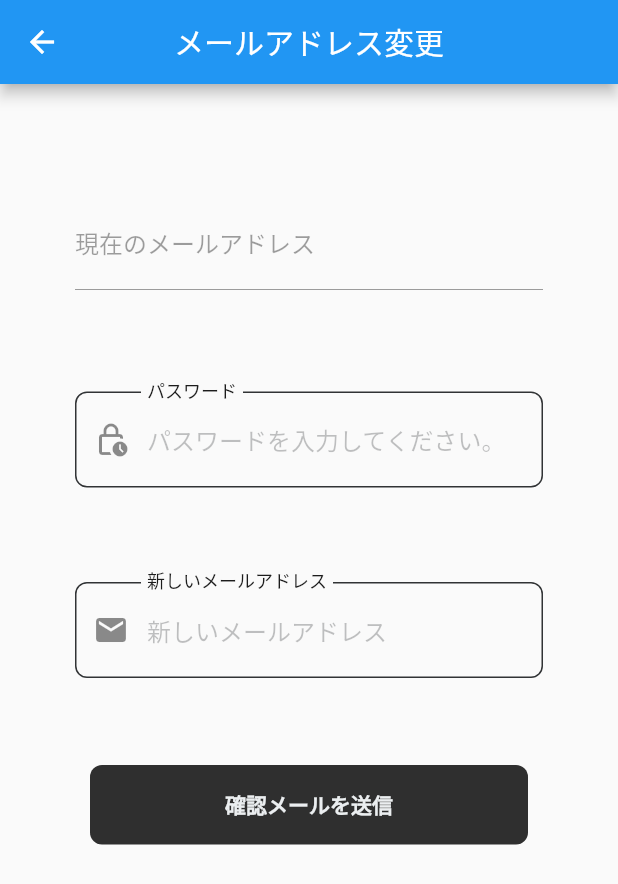
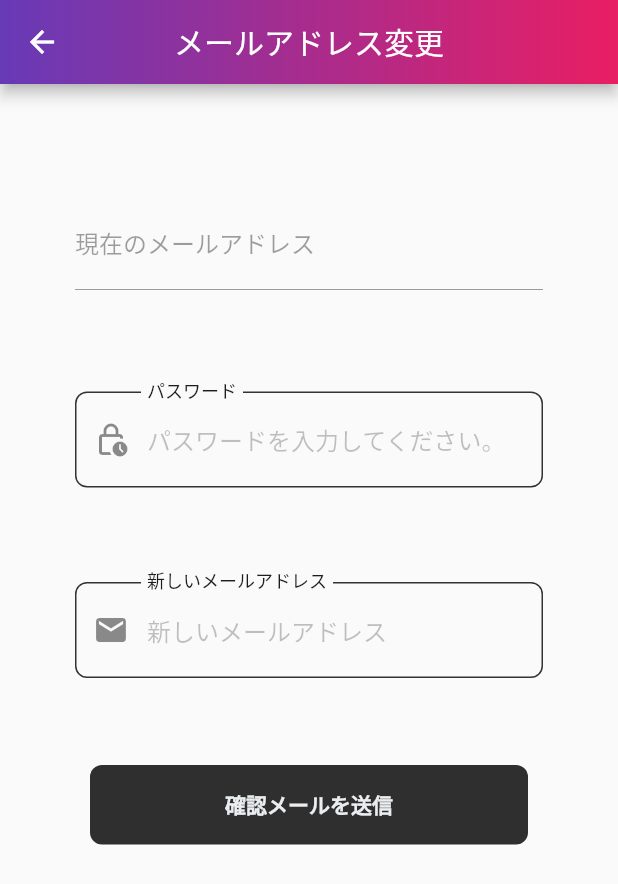
Before and after one commit to HayatoTomonari/infinity, a Flutter app: the ChangeEmail screen opened directly, on a phone screen of 412 x 824 dp. Shown: the top 884 px of the screen. Run offline on Flutter 3.47's test engine with Material 2 defaults, Android fonts, the phone set to English and light mode, and no system bars; our stand-ins replace cloud_firestore, firebase_auth, firebase_core, flutter_animate, fluttertoast, freezed_annotation and 5 more; accounts and stored records are empty.

Commit message:
Task:AppBarをグラデーションに変更。

```diff
--- a/lib/pages/change_email.dart
+++ b/lib/pages/change_email.dart
@@ -34,9 +34,7 @@ class _ChangeEmailState extends State<ChangeEmail> {
   @override
   Widget build(BuildContext context) {
     return Scaffold(
-        body: Column(
-      children: [
-        AppBar(
+        appBar: AppBar(
           title: const Text('メールアドレス変更'),
           centerTitle: true,
           flexibleSpace: Container(
@@ -45,10 +43,12 @@ class _ChangeEmailState extends State<ChangeEmail> {
                     LinearGradient(colors: [Colors.deepPurple, Colors.pink])),
           ),
         ),
+        body: Column(
+          children: [
             const SizedBox(height: 48),
             Padding(
-          padding:
-              const EdgeInsets.only(top: 30, bottom: 10, right: 50, left: 50),
+              padding: const EdgeInsets.only(
+                  top: 30, bottom: 10, right: 50, left: 50),
               child: SizedBox(
                 child: TextField(
                   decoration: const InputDecoration(labelText: '現在のメールアドレス'),
```
Lines whose indentation alone changed are shown as unchanged.
